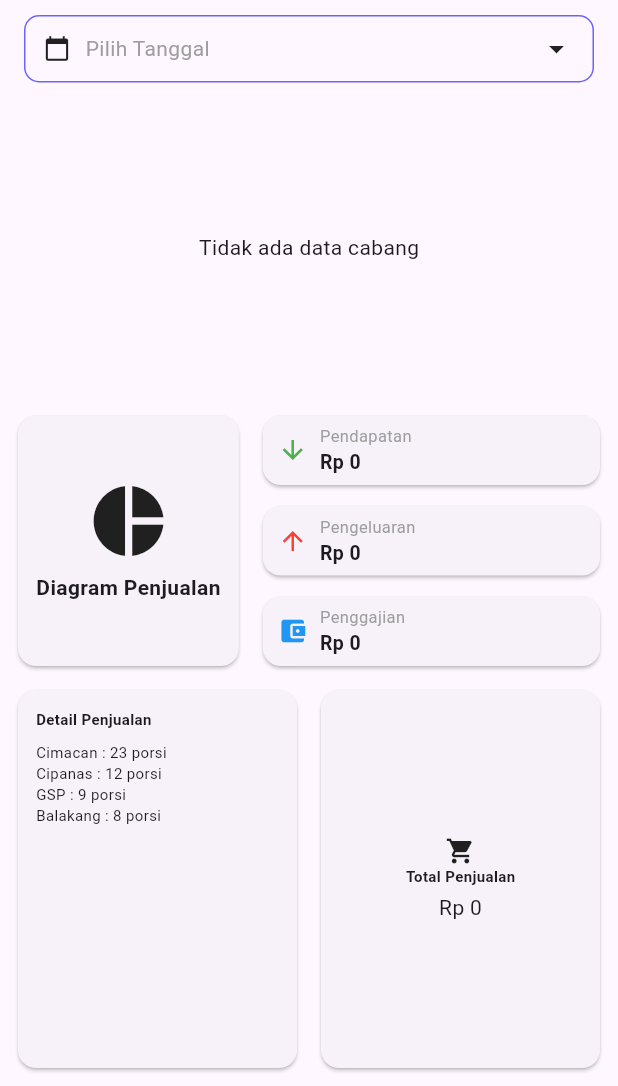
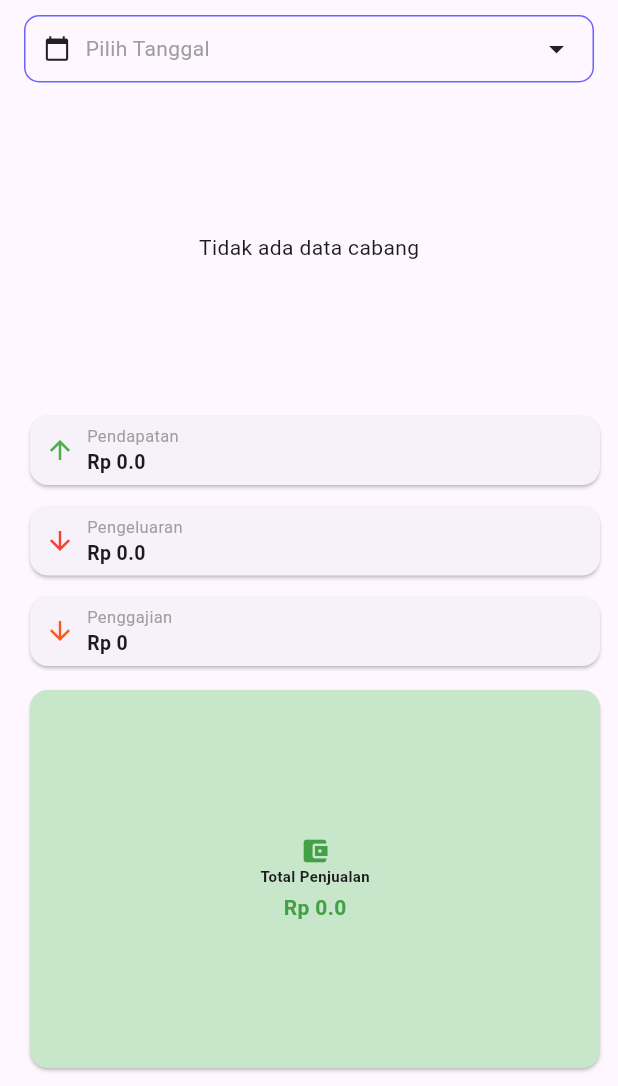
Before and after one commit to Raflirr70/KP_v2, a Flutter app: the Monitoring screen opened directly, after a tap on "Per Hari", on a phone screen of 412 x 824 dp, the part 150-1236 px from its top. Run offline on Flutter 3.47's test engine with Material 3 defaults, Android fonts, the light colour scheme and no system bars; our stand-ins replace cloud_firestore, firebase_auth, firebase_core, fl_chart, google_fonts, shared_preferences; accounts and stored records are empty.

Commit message:
Memperbaiki tampilan dan grafik LaporanHarian

```diff
--- a/lib/model/jadwal.dart
+++ b/lib/model/jadwal.dart
@@ -66,26 +66,37 @@ class Jadwals extends ChangeNotifier {
   }
 
   /// 🔹 Ambil semua jadwal
-  Future<void> getJadwal() async {
+  Future<void> getJadwal(DateTime selectedDate) async {
     isLoading = true;
     notifyListeners();
 
     try {
-      final today = DateTime(
-        DateTime.now().year,
-        DateTime.now().month,
-        DateTime.now().day,
+      final startOfDay = DateTime(
+        selectedDate.year,
+        selectedDate.month,
+        selectedDate.day,
       );
+
+      final endOfDay = startOfDay.add(const Duration(days: 1));
+
       final snapshot = await _ref
-          .where("tanggal", isGreaterThanOrEqualTo: Timestamp.fromDate(today))
+          .where(
+            "tanggal",
+            isGreaterThanOrEqualTo: Timestamp.fromDate(startOfDay),
+          )
+          .where("tanggal", isLessThan: Timestamp.fromDate(endOfDay))
+          .orderBy("tanggal")
           .get();
 
-      _datas.clear();
-      _datas.addAll(
-        snapshot.docs.map((doc) => Jadwal.fromMap(doc.id, doc.data())).toList(),
-      );
+      _datas
+        ..clear()
+        ..addAll(
+          snapshot.docs
+              .map((doc) => Jadwal.fromMap(doc.id, doc.data()))
+              .toList(),
+        );
     } catch (e) {
-      print("Error getJadwal: $e");
+      debugPrint("Error getJadwal: $e");
     }
 
     isLoading = false;
--- a/lib/screen/karyawan/homePage_karyawan.dart
+++ b/lib/screen/karyawan/homePage_karyawan.dart
@@ -66,7 +66,7 @@ class _HomepageKaryawanState extends State<HomepageKaryawan> {
 
   Future<void> _initData() async {
     final jadwalsProvider = Provider.of<Jadwals>(context, listen: false);
-    await jadwalsProvider.getJadwal();
+    await jadwalsProvider.getJadwal(DateTime.now());
 
     Jadwal? jadwalUser;
     try {
--- a/lib/screen/owner/daftar_gaji_karyawan.dart
+++ b/lib/screen/owner/daftar_gaji_karyawan.dart
@@ -22,7 +22,7 @@ class _DaftarGajiKaryawanState extends State<DaftarGajiKaryawan> {
       Provider.of<Users>(context, listen: false).fetchData();
     });
     WidgetsBinding.instance.addPostFrameCallback((_) {
-      Provider.of<Jadwals>(context, listen: false).getJadwal();
+      Provider.of<Jadwals>(context, listen: false).getJadwal(DateTime.now());
     });
     WidgetsBinding.instance.addPostFrameCallback((_) {
       Provider.of<Penggajians>(context, listen: false).getPenggajian();
--- a/lib/screen/owner/homePage_admin.dart
+++ b/lib/screen/owner/homePage_admin.dart
@@ -31,11 +31,11 @@ class _HomepageAdminState extends State<HomepageAdmin> {
     final totalPendapatan = await Provider.of<Laporans>(
       context,
       listen: false,
-    ).getTotalPendapatan();
+    ).getTotalPendapatan(DateTime.now());
     final totalPengeluaran = await Provider.of<Laporans>(
       context,
       listen: false,
-    ).getTotalPengeluaran();
+    ).getTotalPengeluaran(DateTime.now());
 
     if (!mounted) return;
 
--- a/lib/screen/owner/monitoring.dart
+++ b/lib/screen/owner/monitoring.dart
@@ -75,7 +75,12 @@ class _MonitoringState extends State<Monitoring> {
                 ),
               ),
             ] else if (_current == MonitoringType.perhari) ...[
-              Expanded(child: LaporanHarian()),
+              Expanded(
+                child: LaporanHarian(
+                  key: ValueKey(_selectedDate ?? DateTime.now()),
+                  time: _selectedDate ?? DateTime.now(),
+                ),
+              ),
             ] else
               Expanded(child: Text("Data Penjualan")),
           ],
@@ -184,10 +189,9 @@ class _MonitoringState extends State<Monitoring> {
         chart = const Linechartpendapatanall();
         break;
       case MonitoringType.perhari:
-        if (_selectedDate != null)
-          chart = BarChartPendapatanPengeluaranCabang(time: _selectedDate!);
-        else
-          chart = BarChartPendapatanPengeluaranCabang(time: DateTime.now());
+        chart = BarChartPendapatanPengeluaranCabang(
+          time: _selectedDate ?? DateTime.now(),
+        );
         break;
       case MonitoringType.penjualan:
         chart = const Linechartpendapatanall();
--- a/lib/screen/owner/penjadwalan_page.dart
+++ b/lib/screen/owner/penjadwalan_page.dart
@@ -21,7 +21,7 @@ class _PenjadwalanPageState extends State<PenjadwalanPage> {
       Provider.of<Users>(context, listen: false).fetchData();
     });
     WidgetsBinding.instance.addPostFrameCallback((_) {
-      Provider.of<Jadwals>(context, listen: false).getJadwal();
+      Provider.of<Jadwals>(context, listen: false).getJadwal(DateTime.now());
     });
   }
 
--- a/lib/widget/menu/bar_chart_pendapatan_pengeluaran_cabang.dart
+++ b/lib/widget/menu/bar_chart_pendapatan_pengeluaran_cabang.dart
@@ -45,12 +45,10 @@ class BarChartPendapatanPengeluaranCabang extends StatelessWidget {
     final List<Map<String, dynamic>> result = [];
 
     for (final c in cabangs) {
-      if (c.nama == "Gudang") continue;
+      // if (c.nama == "Gudang") continue;
 
       final pendapatan = await laporan.getPendapatanWaktu(c.id, time);
-      final pengeluaran = await laporan.getPendapatanWaktu(c.id, time);
-
-      print("${c.id} dengan tanggal : $time");
+      final pengeluaran = await laporan.getPengeluaranWaktu(c.id, time);
       // final pengeluaran = await laporan.getPengeluaranWaktu(c.id, "hari");
 
       result.add({
--- a/lib/widget/menu/laporan_harian.dart
+++ b/lib/widget/menu/laporan_harian.dart
@@ -1,143 +1,17 @@
 import 'package:flutter/material.dart';
+import 'package:kerprak/model/cabang.dart';
+import 'package:kerprak/model/jadwal.dart';
+import 'package:kerprak/model/laporan.dart';
+import 'package:kerprak/model/penggajian.dart';
+import 'package:provider/provider.dart';
 
-class LaporanHarian extends StatelessWidget {
-  const LaporanHarian({super.key});
+class LaporanHarian extends StatefulWidget {
+  DateTime time;
+  LaporanHarian({super.key, required this.time});
 
   @override
-  Widget build(BuildContext context) {
-    return Padding(
-      padding: const EdgeInsets.all(8),
-      child: Column(
-        children: [
-          // ===== BAGIAN ATAS =====
-          SizedBox(
-            height: 175,
-            child: Row(
-              children: [
-                // Diagram
-                Expanded(
-                  flex: 2,
-                  child: Card(
-                    shape: RoundedRectangleBorder(
-                      borderRadius: BorderRadius.circular(12),
-                    ),
-                    child: Column(
-                      mainAxisAlignment: MainAxisAlignment.center,
-                      children: const [
-                        Icon(Icons.pie_chart, size: 56),
-                        SizedBox(height: 6),
-                        Text(
-                          "Diagram Penjualan",
-                          style: TextStyle(
-                            fontSize: 14,
-                            fontWeight: FontWeight.bold,
-                          ),
-                        ),
-                      ],
-                    ),
-                  ),
-                ),
+  State<LaporanHarian> createState() => _LaporanHarianState();
 
-                const SizedBox(width: 8),
-
-                // Statistik
-                Expanded(
-                  flex: 3,
-                  child: Column(
-                    children: [
-                      _infoCard(
-                        icon: Icons.arrow_downward,
-                        title: "Pendapatan",
-                        value: "Rp 0",
-                        color: Colors.green,
-                      ),
-                      const SizedBox(height: 6),
-                      _infoCard(
-                        icon: Icons.arrow_upward,
-                        title: "Pengeluaran",
-                        value: "Rp 0",
-                        color: Colors.red,
-                      ),
-                      const SizedBox(height: 6),
-                      _infoCard(
-                        icon: Icons.account_balance_wallet,
-                        title: "Penggajian",
-                        value: "Rp 0",
-                        color: Colors.blue,
-                      ),
-                    ],
-                  ),
-                ),
-              ],
-            ),
-          ),
-
-          const SizedBox(height: 8),
-
-          // ===== BAGIAN BAWAH =====
-          Expanded(
-            child: Row(
-              children: [
-                Expanded(
-                  child: Card(
-                    shape: RoundedRectangleBorder(
-                      borderRadius: BorderRadius.circular(12),
-                    ),
-                    child: const Padding(
-                      padding: EdgeInsets.all(12),
-                      child: Column(
-                        crossAxisAlignment: CrossAxisAlignment.start,
-                        children: [
-                          Text(
-                            "Detail Penjualan",
-                            style: TextStyle(
-                              fontWeight: FontWeight.bold,
-                              fontSize: 10,
-                            ),
-                          ),
-                          SizedBox(height: 8),
-                          Text(
-                            "Cimacan : 23 porsi",
-                            style: TextStyle(fontSize: 10),
-                          ),
-                          Text(
-                            "Cipanas : 12 porsi",
-                            style: TextStyle(fontSize: 10),
-                          ),
-                          Text("GSP : 9 porsi", style: TextStyle(fontSize: 10)),
-                          Text(
-                            "Balakang : 8 porsi",
-                            style: TextStyle(fontSize: 10),
-                          ),
-                        ],
-                      ),
-                    ),
-                  ),
-                ),
-
-                const SizedBox(width: 8),
-
-                Expanded(
-                  child: Card(
-                    shape: RoundedRectangleBorder(
-                      borderRadius: BorderRadius.circular(12),
-                    ),
-                    child: _summaryCard(
-                      title: "Total Penjualan",
-                      value: "Rp 0",
-                      icon: Icons.shopping_cart,
-                    ),
-                  ),
-                ),
-              ],
-            ),
-          ),
-        ],
-      ),
-    );
-  }
-
-  // ===== KARTU STATISTIK KECIL =====
   static Widget _infoCard({
     required IconData icon,
     required String title,
@@ -180,23 +54,229 @@ class LaporanHarian extends StatelessWidget {
   // ===== KARTU RINGKASAN =====
   static Widget _summaryCard({
     required String title,
-    required String value,
+    required num value,
     required IconData icon,
   }) {
+    final bool isNegative = value < 0;
+
     return Padding(
       padding: const EdgeInsets.all(12),
       child: Column(
         mainAxisAlignment: MainAxisAlignment.center,
         children: [
-          Icon(icon, size: 20),
+          Icon(
+            icon,
+            size: 20,
+            color: isNegative ? Colors.red.shade400 : Colors.green.shade600,
+          ),
           Text(
             title,
             style: const TextStyle(fontWeight: FontWeight.bold, fontSize: 10),
           ),
           const SizedBox(height: 4),
-          Text(value),
+          Text(
+            "Rp ${value.abs()}",
+            style: TextStyle(
+              color: isNegative ? Colors.red.shade400 : Colors.green.shade600,
+              fontWeight: FontWeight.bold,
+            ),
+          ),
         ],
       ),
     );
   }
 }
+
+class _LaporanHarianState extends State<LaporanHarian> {
+  @override
+  void initState() {
+    super.initState();
+    WidgetsBinding.instance.addPostFrameCallback((_) {
+      Provider.of<Cabangs>(context, listen: false).getCabang();
+      Provider.of<Jadwals>(context, listen: false).getJadwal(widget.time);
+    });
+    pen();
+  }
+
+  void pen() async {
+    final totalPendapatan = await Provider.of<Laporans>(
+      context,
+      listen: false,
+    ).getTotalPendapatan(widget.time);
+    final totalPengeluaran = await Provider.of<Laporans>(
+      context,
+      listen: false,
+    ).getTotalPengeluaran(widget.time);
+
+    if (!mounted) return;
+
+    setState(() {
+      pendapatan = totalPendapatan;
+      pengeluaran = totalPengeluaran;
+    });
+  }
+
+  @override
+  void didUpdateWidget(covariant LaporanHarian oldWidget) {
+    super.didUpdateWidget(oldWidget);
+
+    if (oldWidget.time != widget.time) {
+      Provider.of<Jadwals>(context, listen: false).getJadwal(DateTime.now());
+
+      pen(); // refresh pendapatan & pengeluaran
+    }
+  }
+
+  double? pendapatan;
+  double? pengeluaran;
+  int gaji = 0;
+
+  Future<void> _refreshData() async {
+    await Provider.of<Cabangs>(context, listen: false).getCabang();
+    pen(); // refresh pendapatan & pengeluaran
+  }
+
+  @override
+  Widget build(BuildContext context) {
+    print("pendapatan $pendapatan");
+    print("pegeluaran $pengeluaran");
+    print("time ${widget.time}");
+    return Padding(
+      padding: const EdgeInsets.all(8),
+      child: Column(
+        children: [
+          // ===== BAGIAN ATAS =====
+          SizedBox(
+            height: 175,
+            child: Row(
+              children: [
+                // Diagram
+                // Expanded(
+                //   flex: 2,
+                //   child: Card(
+                //     shape: RoundedRectangleBorder(
+                //       borderRadius: BorderRadius.circular(12),
+                //     ),
+                //     child: Column(
+                //       mainAxisAlignment: MainAxisAlignment.center,
+                //       children: const [
+                //         Icon(Icons.pie_chart, size: 56),
+                //         SizedBox(height: 6),
+                //         Text(
+                //           "Diagram Penjualans",
+                //           style: TextStyle(
+                //             fontSize: 14,
+                //             fontWeight: FontWeight.bold,
+                //           ),
+                //         ),
+                //       ],
+                //     ),
+                //   ),
+                // ),
+                const SizedBox(width: 8),
+
+                // Statistik
+                Expanded(
+                  flex: 3,
+                  child: Column(
+                    children: [
+                      LaporanHarian._infoCard(
+                        icon: Icons.arrow_upward,
+                        title: "Pendapatan",
+                        value: pendapatan != null ? "Rp $pendapatan" : "Rp 0",
+                        color: Colors.green,
+                      ),
+                      const SizedBox(height: 6),
+                      LaporanHarian._infoCard(
+                        icon: Icons.arrow_downward,
+                        title: "Pengeluaran",
+                        value: pengeluaran != null ? "Rp $pengeluaran" : "Rp 0",
+                        color: Colors.red,
+                      ),
+                      const SizedBox(height: 6),
+                      Consumer<Jadwals>(
+                        builder: (context, value, child) {
+                          gaji = 0;
+                          for (int a = 0; a < value.datas.length; a++) {
+                            gaji += value.datas[a].nominal;
+                          }
+                          return LaporanHarian._infoCard(
+                            icon: Icons.arrow_downward,
+                            title: "Penggajian",
+                            value: "Rp $gaji",
+                            color: Colors.deepOrange,
+                          );
+                        },
+                      ),
+                    ],
+                  ),
+                ),
+              ],
+            ),
+          ),
+
+          const SizedBox(height: 8),
+
+          // ===== BAGIAN BAWAH =====
+          Expanded(
+            child: Row(
+              children: [
+                // Expanded(
+                //   child: Card(
+                //     shape: RoundedRectangleBorder(
+                //       borderRadius: BorderRadius.circular(12),
+                //     ),
+                //     child: Consumer<Cabangs>(
+                //       builder: (context, vcabang, child) {
+                //         return Padding(
+                //           padding: EdgeInsets.all(12),
+                //           child: Column(
+                //             crossAxisAlignment: CrossAxisAlignment.start,
+                //             children: [
+                //               Text(
+                //                 "Detail Penjualan",
+                //                 style: TextStyle(
+                //                   fontWeight: FontWeight.bold,
+                //                   fontSize: 10,
+                //                 ),
+                //               ),
+                //               SizedBox(height: 8),
+                //               for (int i = 0; i < vcabang.datas.length; i++)
+                //                 Text(
+                //                   "Cimacan : 23 porsi",
+                //                   style: TextStyle(fontSize: 10),
+                //                 ),
+                //             ],
+                //           ),
+                //         );
+                //       },
+                //     ),
+                //   ),
+                // ),
+                const SizedBox(width: 8),
+
+                Expanded(
+                  child: Card(
+                    color:
+                        ((pendapatan ?? 0) - ((pengeluaran ?? 0) + gaji))
+                            .isNegative
+                        ? Colors.red[100]
+                        : Colors.green[100],
+                    shape: RoundedRectangleBorder(
+                      borderRadius: BorderRadius.circular(12),
+                    ),
+                    child: LaporanHarian._summaryCard(
+                      title: "Total Penjualan",
+                      value: ((pendapatan ?? 0) - ((pengeluaran ?? 0) + gaji)),
+                      icon: Icons.account_balance_wallet,
+                    ),
+                  ),
+                ),
+              ],
+            ),
+          ),
+        ],
+      ),
+    );
+  }
+}
```
Also changed, not shown: lib/model/laporan.dart (+47 -6 lines).
